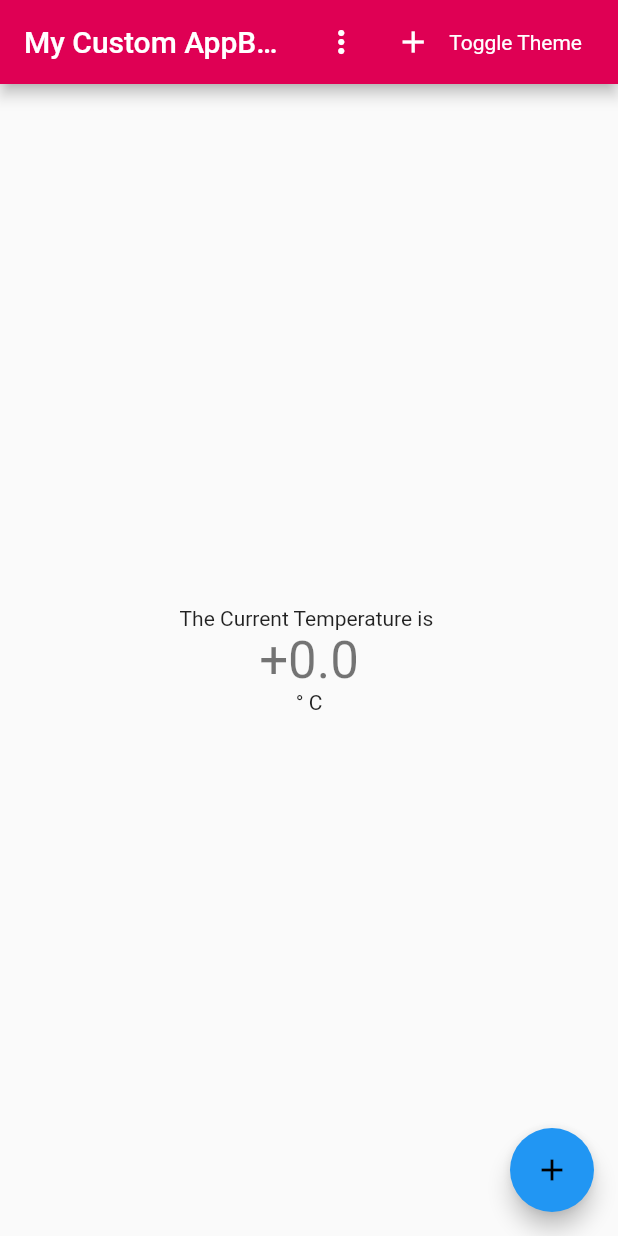
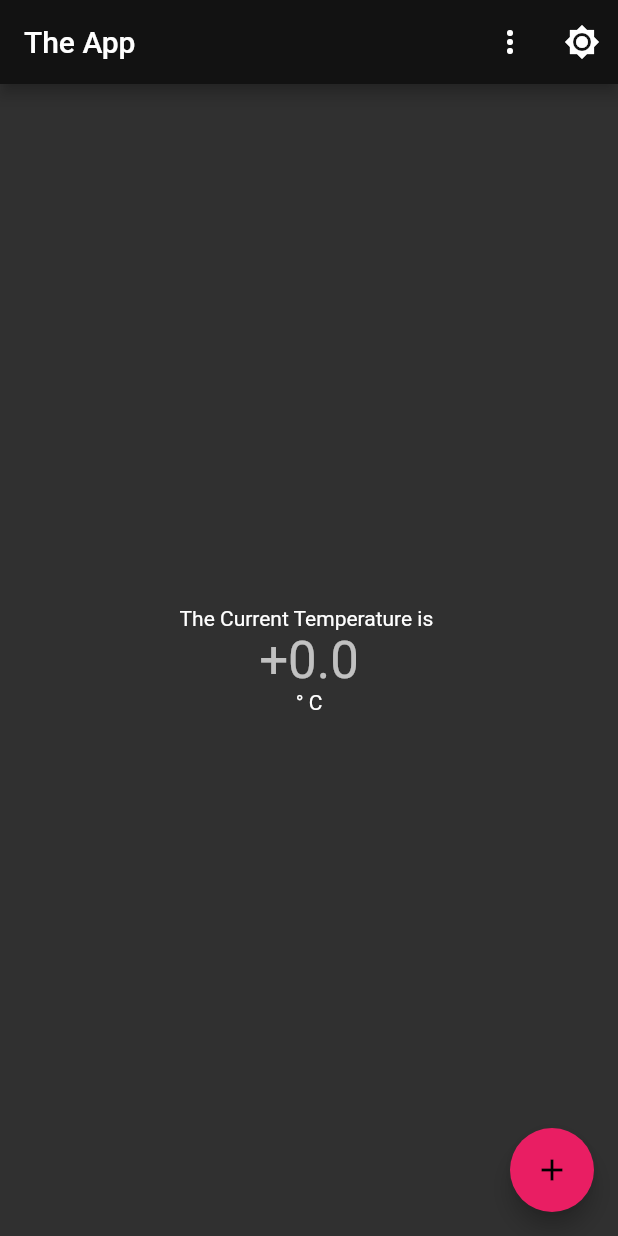
Before and after one commit to ChristopherLeidich/D20Weather, a Flutter app: the screen it shows after launch, on a phone screen of 412 x 824 dp. Run offline on Flutter 3.47's test engine with Material 2 defaults, Android fonts, the phone set to English and light mode, and no system bars.

Commit message:
Few Design Edits

```diff
--- a/lib/main.dart
+++ b/lib/main.dart
@@ -26,7 +26,7 @@ class MyApp extends StatelessWidget {
   Widget build(BuildContext context) {
     return MaterialApp(
       debugShowCheckedModeBanner: false,
-      theme: /*isDarkTheme ? ThemeClass.darkTheme :*/ ThemeClass.lightTheme,
+      theme: /*isDarkTheme ? ThemeClass.darkTheme :*/ ThemeClass.darkTheme,
       home: const MyCustomAppBar(),
     );
   }
@@ -70,7 +70,7 @@ class _MyCustomAppBarState extends State<MyCustomAppBar> {
   Widget build(BuildContext context) {
     return Scaffold(
       appBar: AppBar(
-        title: const Text('My Custom AppBar'),
+        title: const Text('The App'),
         actions: [
           const MyMenuButton(),
           MyStatefulWidgetWidget(
@@ -143,14 +143,13 @@ class MyStatefulWidgetWidget extends StatelessWidget {
     return Row(
       children: [
         IconButton(
-          icon: const Icon(Icons.add),
+          icon: isDarkTheme ? const Icon(Icons.brightness_4) : const Icon(Icons.brightness_7),
           onPressed: toggleTheme, // Toggle theme when pressed
         ),
-        const Text('Toggle Theme'),
-        Icon(
-          isDarkTheme ? Icons.brightness_4 : Icons.brightness_7,
+       /* Icon(
+          //isDarkTheme ? Icons.brightness_4 : Icons.brightness_7,
           color: isDarkTheme ? ThemeClass().darkPrimaryColor : ThemeClass().lightPrimaryColor,
-        ),
+        ),*/
       ],
     );
   }
```
